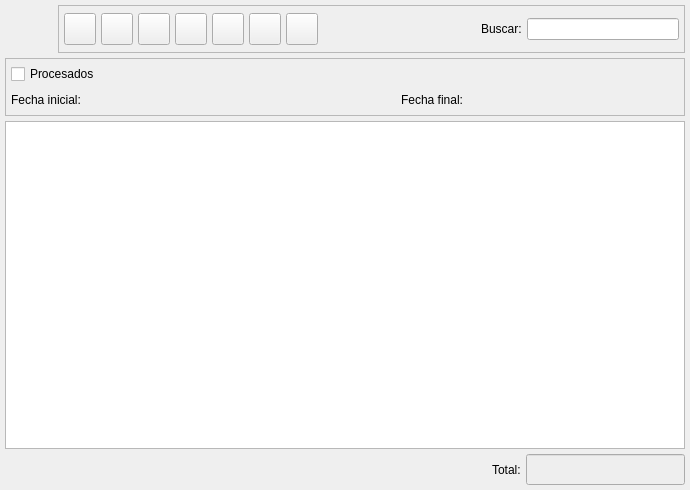
This is bulmages/bulmafact/src/pedidosclientelistbase.ui in eboladev/Bulmages-1 as Qt 5 draws it before an edit. The edited form follows.
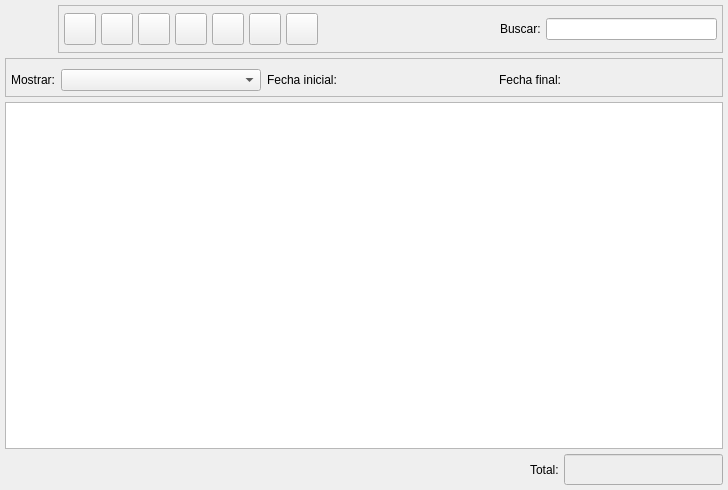
This is the edited form. Icons and pictures are not drawn. Custom widgets are drawn as their Qt base class.

Commit message: Pongo un combobox de procesados o no en los listados mas importantes. Al estilo de las Facturas a Cliente. Ajusto un poco la imagen de los filtrados para listados para que todas sean iguales.

Patch:
```diff
--- a/bulmages/bulmafact/src/pedidosclientelistbase.ui
+++ b/bulmages/bulmafact/src/pedidosclientelistbase.ui
@@ -418,13 +418,6 @@
         <property name="spacing" >
          <number>3</number>
         </property>
-        <item>
-         <widget class="QCheckBox" name="m_procesados" >
-          <property name="text" >
-           <string>Procesados</string>
-          </property>
-         </widget>
-        </item>
         <item>
          <widget class="BusquedaArticulo" native="1" name="m_articulo" />
         </item>
@@ -446,8 +439,40 @@
          <number>0</number>
         </property>
         <property name="spacing" >
-         <number>5</number>
+         <number>6</number>
         </property>
+        <item>
+         <widget class="QLabel" name="label_2" >
+          <property name="text" >
+           <string>Mostrar:</string>
+          </property>
+          <property name="alignment" >
+           <set>Qt::AlignRight|Qt::AlignTrailing|Qt::AlignVCenter</set>
+          </property>
+         </widget>
+        </item>
+        <item>
+         <widget class="QComboBox" name="mui_procesada" >
+          <property name="minimumSize" >
+           <size>
+            <width>200</width>
+            <height>0</height>
+           </size>
+          </property>
+          <property name="maximumSize" >
+           <size>
+            <width>200</width>
+            <height>16777215</height>
+           </size>
+          </property>
+          <property name="focusPolicy" >
+           <enum>Qt::StrongFocus</enum>
+          </property>
+          <property name="frame" >
+           <bool>true</bool>
+          </property>
+         </widget>
+        </item>
         <item>
          <widget class="QLabel" name="textLabel1_4" >
           <property name="text" >
@@ -475,7 +500,7 @@
           </property>
           <property name="sizeHint" >
            <size>
-            <width>200</width>
+            <width>111</width>
             <height>21</height>
            </size>
           </property>
@@ -498,22 +523,6 @@
           </property>
          </widget>
         </item>
-        <item>
-         <spacer>
-          <property name="orientation" >
-           <enum>Qt::Horizontal</enum>
-          </property>
-          <property name="sizeType" >
-           <enum>QSizePolicy::Expanding</enum>
-          </property>
-          <property name="sizeHint" >
-           <size>
-            <width>101</width>
-            <height>21</height>
-           </size>
-          </property>
-         </spacer>
-        </item>
        </layout>
       </item>
      </layout>
@@ -634,26 +643,26 @@
  </widget>
  <layoutdefault spacing="3" margin="5" />
  <customwidgets>
-  <customwidget>
-   <class>BusquedaArticulo</class>
-   <extends>QWidget</extends>
-   <header>busquedaarticulo.h</header>
-  </customwidget>
-  <customwidget>
-   <class>BusquedaCliente</class>
-   <extends>QWidget</extends>
-   <header>busquedacliente.h</header>
-  </customwidget>
-  <customwidget>
-   <class>BusquedaFecha</class>
-   <extends>QWidget</extends>
-   <header>../../../bulmalib/busquedafecha.h</header>
-  </customwidget>
   <customwidget>
    <class>PedidosClienteListSubform</class>
    <extends>QTableWidget</extends>
    <header>pedidosclientelist.h</header>
   </customwidget>
+  <customwidget>
+   <class>BusquedaFecha</class>
+   <extends>QWidget</extends>
+   <header>../../../bulmalib/busquedafecha.h</header>
+  </customwidget>
+  <customwidget>
+   <class>BusquedaCliente</class>
+   <extends>QWidget</extends>
+   <header>busquedacliente.h</header>
+  </customwidget>
+  <customwidget>
+   <class>BusquedaArticulo</class>
+   <extends>QWidget</extends>
+   <header>busquedaarticulo.h</header>
+  </customwidget>
  </customwidgets>
  <resources>
   <include location="../../bulmages.qrc" />
```
The commit also changes 25 other files.
